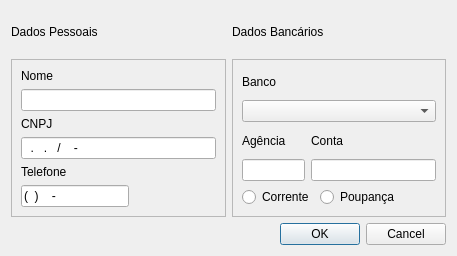
Above: GUI/fornecedor.ui from fvendrameto/Databases-Final-Project before the change. Below: the same form after it.
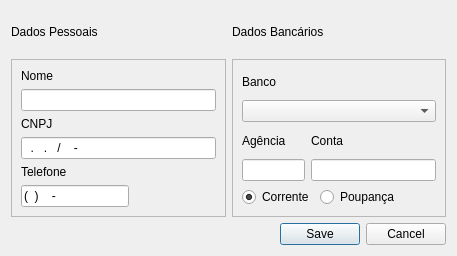
That is the form after the change.

Diff of the .ui file:
```diff
--- a/GUI/fornecedor.ui
+++ b/GUI/fornecedor.ui
@@ -141,7 +141,7 @@
    <item row="2" column="1">
     <widget class="QDialogButtonBox" name="buttonBox">
      <property name="standardButtons">
-      <set>QDialogButtonBox::Cancel|QDialogButtonBox::Ok</set>
+      <set>QDialogButtonBox::Cancel|QDialogButtonBox::Save</set>
      </property>
     </widget>
    </item>
@@ -237,6 +237,9 @@
         <property name="text">
          <string>Corrente</string>
         </property>
+        <property name="checked">
+         <bool>true</bool>
+        </property>
        </widget>
       </item>
       <item row="2" column="1">
```
